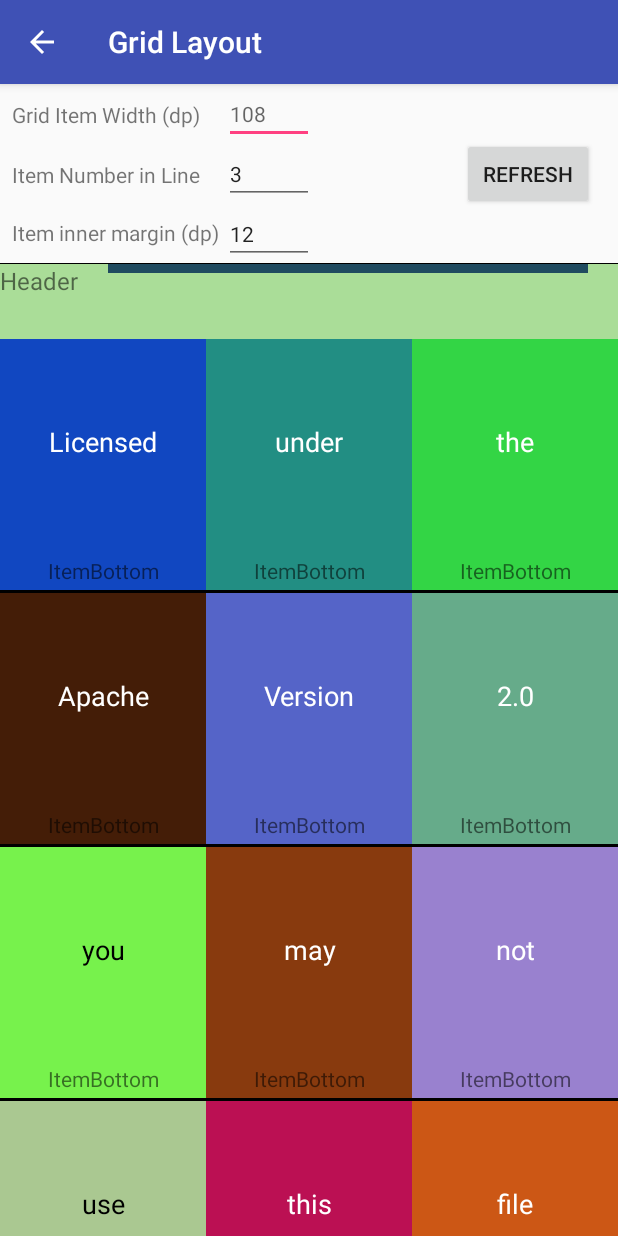
After one commit to wliu6v/AndroidDemo, an Android app: the GridLayoutActivity screen opened directly, with no data from a screen before it, on a phone screen of 412 x 824 dp. The commit adds this screen. Run offline under Robolectric (Android 15) with nearby library versions, the phone set to English and light mode, and no system bars; our stand-ins replace ButterKnife.

Commit message:
Add GridLayoutTest
Signed-off-by: wliu6v <wliu6v@163.com>

```diff
--- a/app/build.gradle
+++ b/app/build.gradle
@@ -54,6 +54,9 @@ dependencies {
     compile "org.jetbrains.anko:anko-sdk25-coroutines:$anko_version"
     compile "org.jetbrains.anko:anko-appcompat-v7-coroutines:$anko_version"
 
+    compile 'com.jakewharton:butterknife:8.7.0'
+    annotationProcessor 'com.jakewharton:butterknife-compiler:8.7.0'
+
     // color test
     compile 'com.jaredrummler:colorpicker:1.0.0'
 }
--- a/app/src/main/AndroidManifest.xml
+++ b/app/src/main/AndroidManifest.xml
@@ -26,6 +26,7 @@
         </activity>
         <activity android:name=".dialog.DialogActivity"/>
         <activity android:name=".color.ColorActivity"/>
+        <activity android:name=".grid.GridLayoutActivity"/>
     </application>
 
 </manifest>
--- a/app/src/main/java/com/liuwei/knoweasy/color/ColorActivity.kt
+++ b/app/src/main/java/com/liuwei/knoweasy/color/ColorActivity.kt
@@ -4,7 +4,6 @@ import android.annotation.SuppressLint
 import android.graphics.Color
 import android.os.Bundle
 import android.support.v4.content.ContextCompat
-import android.support.v7.app.AppCompatActivity
 import android.view.View
 import android.widget.Button
 import android.widget.EditText
@@ -12,6 +11,7 @@ import android.widget.LinearLayout
 import android.widget.TextView
 import com.jaredrummler.android.colorpicker.ColorPickerDialog
 import com.jaredrummler.android.colorpicker.ColorPickerDialogListener
+import com.liuwei.knoweasy.base.BaseActivity
 import org.jetbrains.anko.*
 import org.jetbrains.anko.sdk25.coroutines.onClick
 import java.util.*
@@ -19,13 +19,15 @@ import java.util.*
 /**
  * Created by liuwei on 2017/8/3.
  */
-class ColorActivity : AppCompatActivity(), ColorPickerDialogListener {
+class ColorActivity : BaseActivity(), ColorPickerDialogListener {
     lateinit var view: UI
 
     override fun onCreate(savedInstanceState: Bundle?) {
         super.onCreate(savedInstanceState)
         view = UI()
         view.setContentView(this@ColorActivity)
+        setBackable()
+        title = "Color Test"
         initView()
     }
 
--- /dev/null
+++ b/app/src/main/java/com/liuwei/knoweasy/grid/GridItemDecoration.java
@@ -0,0 +1,72 @@
+package com.liuwei.knoweasy.grid;
+
+import android.graphics.Rect;
+import android.graphics.drawable.Drawable;
+import android.support.v7.widget.RecyclerView;
+import android.view.View;
+
+/**
+ * Created by liuwei on 2017/8/7.
+ */
+
+public class GridItemDecoration extends RecyclerView.ItemDecoration {
+	private int spanCount;
+	private int spacing;
+	private int verticalSpacing;
+	private int headerCount;
+	private int outerSpacing = -1;
+
+	private Drawable mDivider = null;
+
+	public GridItemDecoration() {
+
+	}
+
+	public void setHeaderCount(int headerCount) {
+		this.headerCount = headerCount;
+	}
+
+	public void setSpanCount(int spanCount) {
+		this.spanCount = spanCount;
+	}
+
+	public void setSpacing(int spacing) {
+		this.spacing = spacing;
+	}
+
+	public void setOuterSpacing(int outerSpacing) {
+		this.outerSpacing = outerSpacing;
+	}
+
+	public void setVerticalSpacing(int verticalSpacing) {
+		this.verticalSpacing = verticalSpacing;
+	}
+
+	@Override
+	public void getItemOffsets(Rect outRect, View view, RecyclerView parent,
+							   RecyclerView.State state) {
+		int position = parent.getChildAdapterPosition(view);
+		if (position < headerCount) {
+			// Header should has double vertical spacing above grid item.
+			outRect.set(0, 0, 0, 0);
+		} else {
+			int column = (position - headerCount) % spanCount;
+
+			if (outerSpacing == -1) {
+				outRect.left = spacing - column * spacing / spanCount;
+				outRect.right = (column + 1) * spacing / spanCount;
+			} else {
+				outRect.left = (column * spacing + (spanCount - 2 * column) * outerSpacing)
+						/ spanCount;
+				outRect.right = ((spanCount - column - 1) * spacing + (2 * (column + 1) - spanCount)
+						* outerSpacing)
+						/ spanCount;
+			}
+
+			if (position - headerCount < spanCount) {
+				outRect.top = verticalSpacing;
+			}
+			outRect.bottom = verticalSpacing;
+		}
+	}
+}
--- /dev/null
+++ b/app/src/main/java/com/liuwei/knoweasy/grid/GridLayoutActivity.java
@@ -0,0 +1,132 @@
+package com.liuwei.knoweasy.grid;
+
+import android.os.Bundle;
+import android.support.annotation.Nullable;
+import android.support.v7.widget.GridLayoutManager;
+import android.support.v7.widget.RecyclerView;
+import android.text.TextUtils;
+import android.util.Log;
+import android.view.View;
+import android.widget.Button;
+import android.widget.EditText;
+
+import com.liuwei.knoweasy.R;
+import com.liuwei.knoweasy.base.BaseActivity;
+import com.liuwei.knoweasy.tool.UtilsKt;
+
+import butterknife.BindView;
+import butterknife.ButterKnife;
+
+/**
+ * Created by liuwei on 2017/8/4.
+ */
+public class GridLayoutActivity extends BaseActivity {
+
+	// region -------- View --------
+	@BindView(R.id.grid_info_item_size_et)
+	EditText mItemWidthEt;
+	@BindView(R.id.grid_info_item_number_et)
+	EditText mItemCountEt;
+	@BindView(R.id.grid_info_item_inner_margin_et)
+	EditText mItemMarginEt;
+	@BindView(R.id.grid_info_item_refresh_btn)
+	Button mRefreshBtn;
+	@BindView(R.id.grid_info_recyclerview)
+	RecyclerView mRecyclerView;
+	// endregion
+
+	private GridLayoutManager mGridLayoutManager;
+	private GridItemDecoration mItemDecoration;
+
+	@Override
+	protected void onCreate(@Nullable Bundle savedInstanceState) {
+		super.onCreate(savedInstanceState);
+		setContentView(R.layout.activity_gridlayout);
+		ButterKnife.bind(this);
+		setTitle("Grid Layout");
+		setBackable();
+		initView();
+	}
+
+	private void initView() {
+		mGridLayoutManager = new GridLayoutManager(this, 3);
+		mGridLayoutManager.setSpanSizeLookup(new GridLayoutManager.SpanSizeLookup() {
+			@Override
+			public int getSpanSize(int position) {
+				if (position < 1) {
+					return 3;
+				} else {
+					return 1;
+				}
+			}
+		});
+		mRecyclerView.setLayoutManager(mGridLayoutManager);
+		mItemDecoration = new GridItemDecoration();
+		mItemDecoration.setHeaderCount(1);
+		mItemDecoration.setSpanCount(3);
+
+		mRecyclerView.addItemDecoration(mItemDecoration);
+
+		RecyclerView.Adapter adapter = new GridLayoutAdapter();
+		mRecyclerView.setAdapter(adapter);
+
+		mRefreshBtn.setOnClickListener(new View.OnClickListener() {
+			@Override
+			public void onClick(View v) {
+				refresh();
+			}
+		});
+	}
+
+	private void refresh() {
+		int count = getNumber(mItemCountEt);
+		int width = getNumber(mItemWidthEt);
+		int margin = getNumber(mItemMarginEt);
+		width = (int) UtilsKt.dp2px(this, width);
+		margin = (int) UtilsKt.dp2px(this, margin);
+
+		int rvWidth = getWindow().getWindowManager().getDefaultDisplay().getWidth();
+		Log.d("6v", "refresh: rvw=" + rvWidth + ", w=" + width + ", margin=" + margin);
+		if (count > 0) {
+			width = (rvWidth - margin * (count + 1)) / count;
+		} else if (width > 0) {
+			count = (rvWidth - margin) / (width + margin);
+			Log.d("6v", "refresh: count=" + count);
+		}
+
+		mGridLayoutManager.setSpanCount(count);
+		final int finalCount = count;
+		mGridLayoutManager.setSpanSizeLookup(new GridLayoutManager.SpanSizeLookup() {
+			@Override
+			public int getSpanSize(int position) {
+				if (position < 1) {
+					return finalCount;
+				} else {
+					return 1;
+				}
+			}
+		});
+		mItemDecoration.setSpanCount(count);
+		mItemDecoration.setOuterSpacing(margin);
+		mItemDecoration.setVerticalSpacing(margin);
+		mItemDecoration.setSpacing(margin);
+
+		mRecyclerView.getAdapter().notifyDataSetChanged();
+	}
+
+	private int getNumber(EditText et) {
+		int num = 0;
+		String text = et.getText().toString();
+		if (TextUtils.isEmpty(text)) {
+			return num;
+		}
+
+		try {
+			num = Integer.valueOf(text);
+		} catch (NumberFormatException e) {
+			num = 0;
+		}
+
+		return num;
+	}
+}
--- /dev/null
+++ b/app/src/main/java/com/liuwei/knoweasy/grid/GridLayoutAdapter.java
@@ -0,0 +1,93 @@
+package com.liuwei.knoweasy.grid;
+
+import android.graphics.Color;
+import android.support.v4.content.ContextCompat;
+import android.support.v7.widget.RecyclerView;
+import android.util.Log;
+import android.view.LayoutInflater;
+import android.view.View;
+import android.view.ViewGroup;
+import android.widget.BaseAdapter;
+import android.widget.TextView;
+
+import com.liuwei.knoweasy.R;
+import com.liuwei.knoweasy.tool.UtilsKt;
+
+import java.util.ArrayList;
+import java.util.Arrays;
+import java.util.List;
+
+import butterknife.BindView;
+import butterknife.ButterKnife;
+
+/**
+ * Created by liuwei on 2017/8/7.
+ */
+
+public class GridLayoutAdapter extends RecyclerView.Adapter<RecyclerView.ViewHolder> {
+
+	int TYPE_DATA = 0;
+	int TYPE_HEADER = 1;
+
+	List<String> dataList = Arrays.asList("Licensed", "under", "the", "Apache", "Version",
+			"2.0", "you", "may", "not", "use", "this", "file", "except", "in", "compliance", "with",
+			"the", "You", "may", "obtain", "a", "copy", "of", "the", "License", "at", "Unless",
+			"required", "by", "applicable", "law", "or", "agreed", "to", "in", "distributed", "under",
+			"the", "License", "is", "distributed", "on", "an", "IS", "WITHOUT", "WARRANTIES", "OR",
+			"CONDITIONS", "OF", "ANY", "either", "express", "or", "See", "the", "License", "for", "the",
+			"specific", "language", "governing", "permissions", "limitations", "under", "the");
+
+	int headerCount = 1;
+
+	@Override
+	public int getItemViewType(int position) {
+		return position < headerCount ? TYPE_HEADER : TYPE_DATA;
+	}
+
+	@Override
+	public RecyclerView.ViewHolder onCreateViewHolder(ViewGroup parent, int viewType) {
+		RecyclerView.ViewHolder vh;
+		if (viewType == TYPE_HEADER) {
+			vh = new HeaderViewHolder(LayoutInflater.from(parent.getContext()).inflate(R.layout.item_grid_header, parent, false));
+		} else {
+			vh = new GridViewHolder(LayoutInflater.from(parent.getContext()).inflate(R.layout.item_grid_item, parent, false));
+		}
+		return vh;
+	}
+
+	@Override
+	public void onBindViewHolder(RecyclerView.ViewHolder holder, int position) {
+		if (holder instanceof GridViewHolder) {
+			int color = Color.argb(255, 17 * position % 255, 71 * position % 255, 193 * position % 255);
+			holder.itemView.setBackgroundColor(color);
+
+			((GridViewHolder) holder).tv.setText(dataList.get(position - headerCount));
+			((GridViewHolder) holder).tv.setTextColor(ContextCompat.getColor(holder.itemView.getContext(), UtilsKt.isLighterColor(color) ? android.R.color.black : android.R.color.white));
+		}
+	}
+
+	@Override
+	public int getItemCount() {
+		return headerCount + dataList.size();
+	}
+
+	public static class GridViewHolder extends RecyclerView.ViewHolder {
+		@BindView(R.id.grid_item_textview)
+		TextView tv;
+
+		public GridViewHolder(View itemView) {
+			super(itemView);
+			ButterKnife.bind(this, itemView);
+		}
+	}
+
+	public static class HeaderViewHolder extends RecyclerView.ViewHolder {
+		@BindView(R.id.grid_header_text)
+		TextView tv;
+
+		public HeaderViewHolder(View itemView) {
+			super(itemView);
+			ButterKnife.bind(this, itemView);
+		}
+	}
+}
--- /dev/null
+++ b/app/src/main/java/com/liuwei/knoweasy/grid/SquareTextView.java
@@ -0,0 +1,32 @@
+package com.liuwei.knoweasy.grid;
+
+import android.content.Context;
+import android.support.annotation.Nullable;
+import android.support.v7.widget.AppCompatTextView;
+import android.util.AttributeSet;
+import android.widget.TextView;
+
+/**
+ * Created by liuwei on 2017/8/7.
+ */
+
+public class SquareTextView extends AppCompatTextView {
+
+	public SquareTextView(Context context) {
+		super(context);
+	}
+
+	public SquareTextView(Context context, @Nullable AttributeSet attrs) {
+		super(context, attrs);
+	}
+
+	public SquareTextView(Context context, @Nullable AttributeSet attrs, int defStyleAttr) {
+		super(context, attrs, defStyleAttr);
+	}
+
+	@Override
+	protected void onMeasure(int widthMeasureSpec, int heightMeasureSpec) {
+		super.onMeasure(widthMeasureSpec, heightMeasureSpec);
+		setMeasuredDimension(widthMeasureSpec, widthMeasureSpec);
+	}
+}
--- a/app/src/main/java/com/liuwei/knoweasy/main/MainActivity.java
+++ b/app/src/main/java/com/liuwei/knoweasy/main/MainActivity.java
@@ -15,6 +15,7 @@ import com.liuwei.knoweasy.R;
 import com.liuwei.knoweasy.base.BaseActivity;
 import com.liuwei.knoweasy.color.ColorActivity;
 import com.liuwei.knoweasy.dialog.DialogActivity;
+import com.liuwei.knoweasy.grid.GridLayoutActivity;
 
 import org.jetbrains.annotations.NotNull;
 
@@ -64,6 +65,7 @@ public class MainActivity extends BaseActivity
 	private void initProvider() {
 		mProvider.addData(new DemoBean("Alert Dialog", DialogActivity.class));
 		mProvider.addData(new DemoBean("Color Test", ColorActivity.class));
+		mProvider.addData(new DemoBean("GridItem Demo", GridLayoutActivity.class));
 	}
 
 	private void itemClick(View v, int pos) {
--- /dev/null
+++ b/app/src/main/java/com/liuwei/knoweasy/tool/Utils.kt
@@ -0,0 +1,19 @@
+package com.liuwei.knoweasy.tool
+
+import android.content.Context
+import android.graphics.Color
+import android.util.TypedValue
+import android.widget.Toast
+
+/**
+ * Created by liuwei on 2017/7/25.
+ */
+fun dp2px(context: Context, dp: Float): Float {
+    val metrics = context.resources.displayMetrics;
+    return TypedValue.applyDimension(TypedValue.COMPLEX_UNIT_DIP, dp, metrics)
+}
+
+fun isLighterColor(color: Int): Boolean {
+    val y = Color.red(color) * 0.299 + Color.green(color) * 0.587 + Color.blue(color) * 0.114
+    return y > 157
+}
--- /dev/null
+++ b/app/src/main/res/layout/activity_gridlayout.xml
@@ -0,0 +1,114 @@
+<?xml version="1.0" encoding="utf-8"?>
+<LinearLayout xmlns:android="http://schemas.android.com/apk/res/android"
+              xmlns:app="http://schemas.android.com/apk/res-auto"
+              xmlns:tools="http://schemas.android.com/tools"
+              android:layout_width="match_parent"
+              android:layout_height="match_parent"
+              android:orientation="vertical">
+
+    <android.support.constraint.ConstraintLayout
+        android:layout_width="match_parent"
+        android:layout_height="wrap_content">
+
+        <TextView
+            android:id="@+id/grid_info_item_size_tip"
+            android:layout_width="wrap_content"
+            android:layout_height="wrap_content"
+            android:layout_alignParentStart="true"
+            android:layout_alignParentTop="true"
+            android:layout_marginBottom="8dp"
+            android:layout_marginStart="8dp"
+            android:layout_marginTop="8dp"
+            android:text="Grid Item Width (dp)"
+            android:textSize="14sp"
+            app:layout_constraintBottom_toBottomOf="@+id/grid_info_item_size_et"
+            app:layout_constraintStart_toStartOf="parent"
+            app:layout_constraintTop_toTopOf="@+id/grid_info_item_size_et"/>
+
+        <EditText
+            android:id="@+id/grid_info_item_size_et"
+            android:layout_width="60dp"
+            android:layout_height="wrap_content"
+            android:layout_marginStart="16dp"
+            android:hint="108"
+            android:inputType="number"
+            android:textSize="14sp"
+            app:layout_constraintStart_toEndOf="@+id/grid_info_item_size_tip"
+            />
+
+        <TextView
+            android:id="@+id/grid_info_item_number_tip"
+            android:layout_width="wrap_content"
+            android:layout_height="wrap_content"
+            android:layout_marginBottom="8dp"
+            android:layout_marginTop="8dp"
+            android:text="Item Number in Line"
+            android:textSize="14sp"
+            app:layout_constraintBottom_toBottomOf="@+id/grid_info_item_number_et"
+            app:layout_constraintStart_toStartOf="@+id/grid_info_item_size_tip"
+            app:layout_constraintTop_toTopOf="@+id/grid_info_item_number_et"/>
+
+        <EditText
+            android:id="@+id/grid_info_item_number_et"
+            android:layout_width="60dp"
+            android:layout_height="wrap_content"
+            android:layout_marginStart="0dp"
+            android:layout_marginTop="0dp"
+            android:hint="3"
+            android:inputType="number"
+            android:text="3"
+            android:textSize="14sp"
+            app:layout_constraintStart_toStartOf="@+id/grid_info_item_size_et"
+            app:layout_constraintTop_toBottomOf="@+id/grid_info_item_size_et"/>
+
+        <TextView
+            android:id="@+id/grid_info_item_inner_margin_tip"
+            android:layout_width="wrap_content"
+            android:layout_height="22dp"
+            android:layout_marginBottom="8dp"
+            android:layout_marginStart="0dp"
+            android:layout_marginTop="8dp"
+            android:text="Item inner margin (dp)"
+            android:textSize="14sp"
+            app:layout_constraintBottom_toBottomOf="@+id/grid_info_item_inner_margin_et"
+            app:layout_constraintStart_toStartOf="@+id/grid_info_item_number_tip"
+            app:layout_constraintTop_toTopOf="@+id/grid_info_item_inner_margin_et"/>
+
+        <EditText
+            android:id="@+id/grid_info_item_inner_margin_et"
+            android:layout_width="60dp"
+            android:layout_height="wrap_content"
+            android:layout_marginStart="0dp"
+            android:hint="12"
+            android:inputType="number"
+            android:text="12"
+            android:textSize="14sp"
+            app:layout_constraintStart_toStartOf="@+id/grid_info_item_number_et"
+            app:layout_constraintTop_toBottomOf="@+id/grid_info_item_number_et"/>
+
+        <View
+            android:layout_width="match_parent"
+            android:layout_height="1px"
+            android:background="@android:color/black"
+            app:layout_constraintBottom_toBottomOf="parent"/>
+
+        <Button
+            android:id="@+id/grid_info_item_refresh_btn"
+            android:layout_width="0dp"
+            android:layout_height="wrap_content"
+            android:layout_marginBottom="8dp"
+            android:layout_marginEnd="16dp"
+            android:layout_marginTop="8dp"
+            android:text="Refresh"
+            app:layout_constraintBottom_toBottomOf="parent"
+            app:layout_constraintEnd_toEndOf="parent"
+            app:layout_constraintTop_toTopOf="parent"/>
+
+    </android.support.constraint.ConstraintLayout>
+
+    <android.support.v7.widget.RecyclerView
+        android:id="@+id/grid_info_recyclerview"
+        android:layout_width="match_parent"
+        android:layout_height="match_parent"/>
+
+</LinearLayout>
--- /dev/null
+++ b/app/src/main/res/layout/item_grid_header.xml
@@ -0,0 +1,26 @@
+<?xml version="1.0" encoding="utf-8"?>
+<LinearLayout
+    xmlns:android="http://schemas.android.com/apk/res/android"
+    android:layout_width="match_parent"
+    android:layout_height="50dp"
+    android:background="#AADD98"
+    android:orientation="horizontal"
+    >
+
+    <TextView
+        android:id="@+id/grid_header_text"
+        android:layout_width="wrap_content"
+        android:layout_height="wrap_content"
+        android:text="Header"
+        android:textSize="16sp"/>
+
+    <View
+        android:layout_width="match_parent"
+        android:layout_height="6dp"
+        android:layout_marginLeft="20dp"
+        android:layout_marginRight="20dp"
+        android:background="#204B60"
+        />
+
+
+</LinearLayout>
--- /dev/null
+++ b/app/src/main/res/layout/item_grid_item.xml
@@ -0,0 +1,36 @@
+<?xml version="1.0" encoding="utf-8"?>
+<RelativeLayout
+    xmlns:android="http://schemas.android.com/apk/res/android"
+    android:layout_width="wrap_content"
+    android:layout_height="wrap_content"
+    >
+
+    <!-- 此处 SquareTextView 的宽高是依赖于父 Layout 而自适应的，
+    如果将 marginBottom 改为了 above grid_item_bottom 则无法正常显示 -->
+    <com.liuwei.knoweasy.grid.SquareTextView
+        android:id="@+id/grid_item_textview"
+        android:layout_width="match_parent"
+        android:layout_height="match_parent"
+        android:layout_marginBottom="30dp"
+        android:gravity="center"
+        android:text="DEFAULT"
+        android:textSize="18sp"
+        />
+
+    <TextView
+        android:id="@+id/grid_item_bottom"
+        android:layout_width="match_parent"
+        android:layout_height="30dp"
+        android:layout_alignParentBottom="true"
+        android:gravity="center"
+        android:text="ItemBottom"/>
+
+    <!-- 此处设置总是无法生效 -->
+    <View
+        android:layout_width="match_parent"
+        android:layout_height="2dp"
+        android:layout_below="@+id/grid_item_textview"
+        android:background="@android:color/black"
+        />
+
+</RelativeLayout>
```
